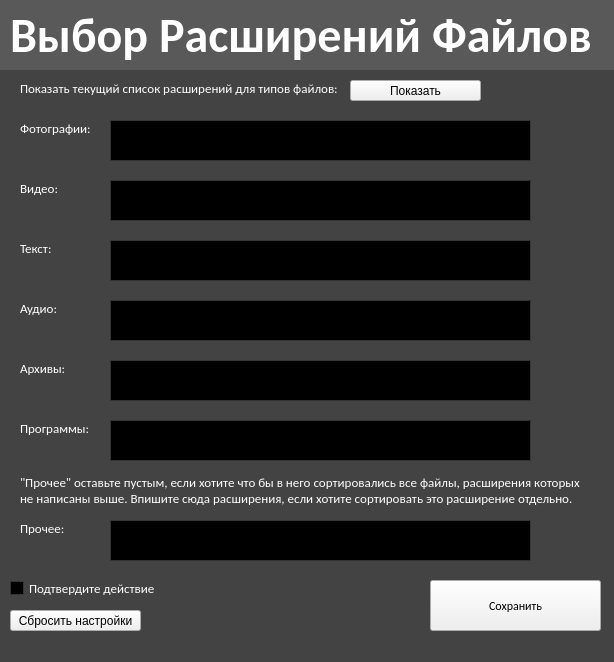
The window that FileType.ui (FLAMERKAx/dcRepo) describes before a commit, drawn with Qt 5.
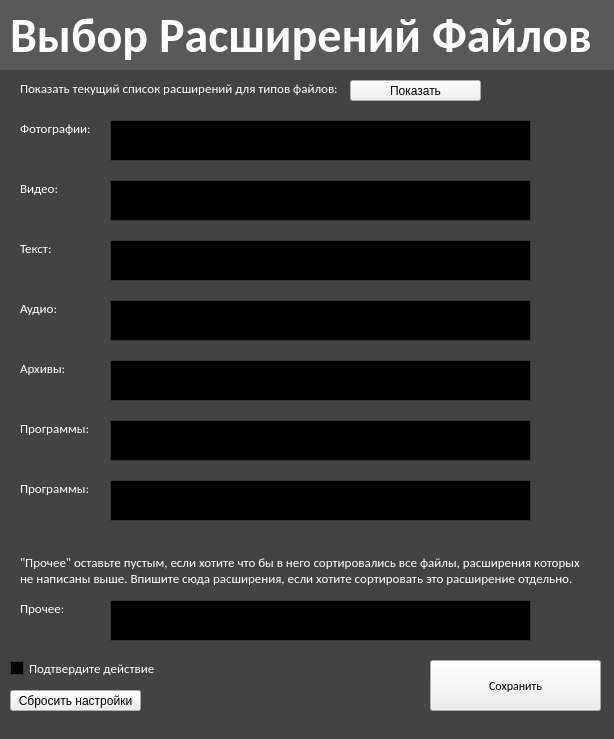
The same window after the commit.

```diff
--- a/FileType.ui
+++ b/FileType.ui
@@ -7,7 +7,7 @@
     <x>0</x>
     <y>0</y>
     <width>614</width>
-    <height>662</height>
+    <height>739</height>
    </rect>
   </property>
   <property name="palette">
@@ -682,7 +682,7 @@
     <property name="geometry">
      <rect>
       <x>20</x>
-      <y>520</y>
+      <y>600</y>
       <width>81</width>
       <height>16</height>
      </rect>
@@ -701,7 +701,7 @@
     <property name="geometry">
      <rect>
       <x>110</x>
-      <y>520</y>
+      <y>600</y>
       <width>421</width>
       <height>41</height>
      </rect>
@@ -711,7 +711,7 @@
     <property name="geometry">
      <rect>
       <x>10</x>
-      <y>610</y>
+      <y>690</y>
       <width>131</width>
       <height>21</height>
      </rect>
@@ -727,7 +727,7 @@
     <property name="geometry">
      <rect>
       <x>10</x>
-      <y>580</y>
+      <y>660</y>
       <width>151</width>
       <height>17</height>
      </rect>
@@ -749,7 +749,7 @@
     <property name="geometry">
      <rect>
       <x>430</x>
-      <y>580</y>
+      <y>660</y>
       <width>171</width>
       <height>51</height>
      </rect>
@@ -786,7 +786,7 @@
     <property name="geometry">
      <rect>
       <x>20</x>
-      <y>470</y>
+      <y>550</y>
       <width>631</width>
       <height>41</height>
      </rect>
@@ -802,6 +802,35 @@
 не написаны выше. Впишите сюда расширения, если хотите сортировать это расширение отдельно.</string>
     </property>
    </widget>
+   <widget class="QPlainTextEdit" name="executable_text_2">
+    <property name="geometry">
+     <rect>
+      <x>110</x>
+      <y>480</y>
+      <width>421</width>
+      <height>41</height>
+     </rect>
+    </property>
+   </widget>
+   <widget class="QLabel" name="label_21">
+    <property name="geometry">
+     <rect>
+      <x>20</x>
+      <y>480</y>
+      <width>81</width>
+      <height>16</height>
+     </rect>
+    </property>
+    <property name="font">
+     <font>
+      <family>Calibri</family>
+      <pointsize>10</pointsize>
+     </font>
+    </property>
+    <property name="text">
+     <string>Программы:</string>
+    </property>
+   </widget>
    <zorder>line_2</zorder>
    <zorder>line_4</zorder>
    <zorder>label</zorder>
```
Left out of the diff: 34 changed lines with no effect on the pictures.
